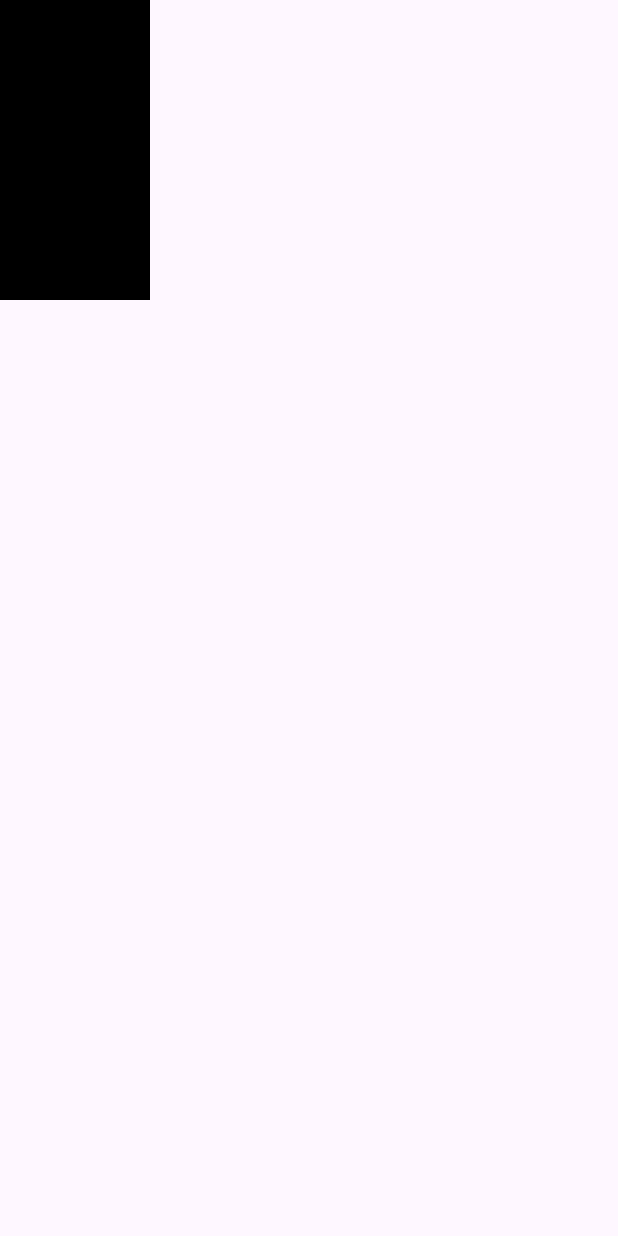
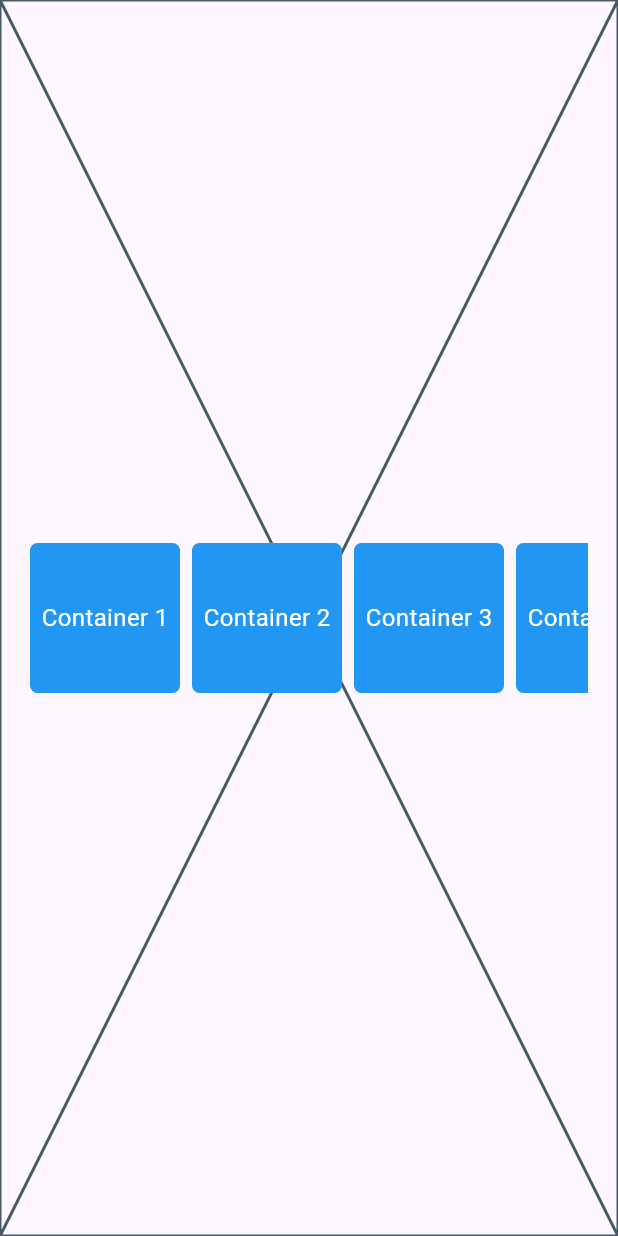
Before and after one commit to XyrelTenz/FlutterApps, a Flutter app: the screen it shows after launch, on a phone screen of 412 x 824 dp. Run offline on Flutter 3.47's test engine with Material 3 defaults, Android fonts, the light colour scheme and no system bars; our stand-ins replace concentric_transition, curved_navigation_bar, flutter_bloc, styled_widget.

Commit message:
Wrap Day 9

```diff
--- a/lib/main.dart
+++ b/lib/main.dart
@@ -31,7 +31,8 @@ import 'package:flutter_bloc/flutter_bloc.dart';
 // import "screen/welcome_screen.dart";
 // import "screen/bloc_playground.dart";
 // import "package:flutter_apps/templates/animation_onboarding.dart";
-import "widget/flexible.dart";
+// import "widget/flexible.dart";
+import "widget/wrap.dart";
 
 void main() => runApp(MainApp());
 
@@ -42,10 +43,7 @@ class MainApp extends StatelessWidget {
   Widget build(BuildContext context) {
     return MultiBlocProvider(
       providers: [BlocProvider(create: (context) => CounterBloc())],
-      child: MaterialApp(
-        debugShowCheckedModeBanner: false,
-        home: FlexibleWidget(),
-      ),
+      child: MaterialApp(debugShowCheckedModeBanner: false, home: WrapWidget()),
     );
   }
 }
--- a/lib/widget/flexible.dart
+++ b/lib/widget/flexible.dart
@@ -8,7 +8,11 @@ class FlexibleWidget extends StatelessWidget {
     return Scaffold(
       body: SafeArea(
         child: Flexible(
-          child: Container(height: 200, width: 100, color: Colors.black),
+          child: Container(
+            height: 200,
+            width: 200,
+            color: const Color.fromARGB(255, 147, 82, 82),
+          ),
         ),
       ),
     );
--- /dev/null
+++ b/lib/widget/wrap.dart
@@ -0,0 +1,59 @@
+import 'package:flutter/material.dart';
+
+class WrapWidget extends StatelessWidget {
+  const WrapWidget({super.key});
+
+  @override
+  Widget build(BuildContext context) {
+    return Scaffold(
+      body: SafeArea(
+        child: Placeholder(
+          child: Center(
+            child: Padding(
+              padding: const EdgeInsets.symmetric(horizontal: 20),
+              child: SingleChildScrollView(
+                scrollDirection: Axis.horizontal,
+                child: Wrap(
+                  direction: Axis.horizontal,
+                  spacing: 8,
+                  runSpacing: 8,
+                  children: const <Widget>[
+                    ContainerWidget(index: "1"),
+                    ContainerWidget(index: "2"),
+                    ContainerWidget(index: "3"),
+                    ContainerWidget(index: "4"),
+                    ContainerWidget(index: "5"),
+                    ContainerWidget(index: "6"),
+                  ],
+                ),
+              ),
+            ),
+          ),
+        ),
+      ),
+    );
+  }
+}
+
+class ContainerWidget extends StatelessWidget {
+  final String index;
+  const ContainerWidget({super.key, required this.index});
+
+  @override
+  Widget build(BuildContext context) {
+    return Container(
+      width: 100,
+      height: 100,
+      decoration: BoxDecoration(
+        borderRadius: BorderRadius.circular(5),
+        color: Colors.blue,
+      ),
+      child: Center(
+        child: Text(
+          "Container $index",
+          style: const TextStyle(color: Colors.white, fontSize: 16),
+        ),
+      ),
+    );
+  }
+}
--- a/todo.txt
+++ b/todo.txt
@@ -9,7 +9,7 @@ These are essential for designing flexible UIs.
 
  Expanded — done
 
- Flexible — similar to Expanded but allows flexibility
+ Flexible — similar to Expanded but allows flexibility = Done
 
  Wrap — wraps overflowing widgets to next line
 
```
